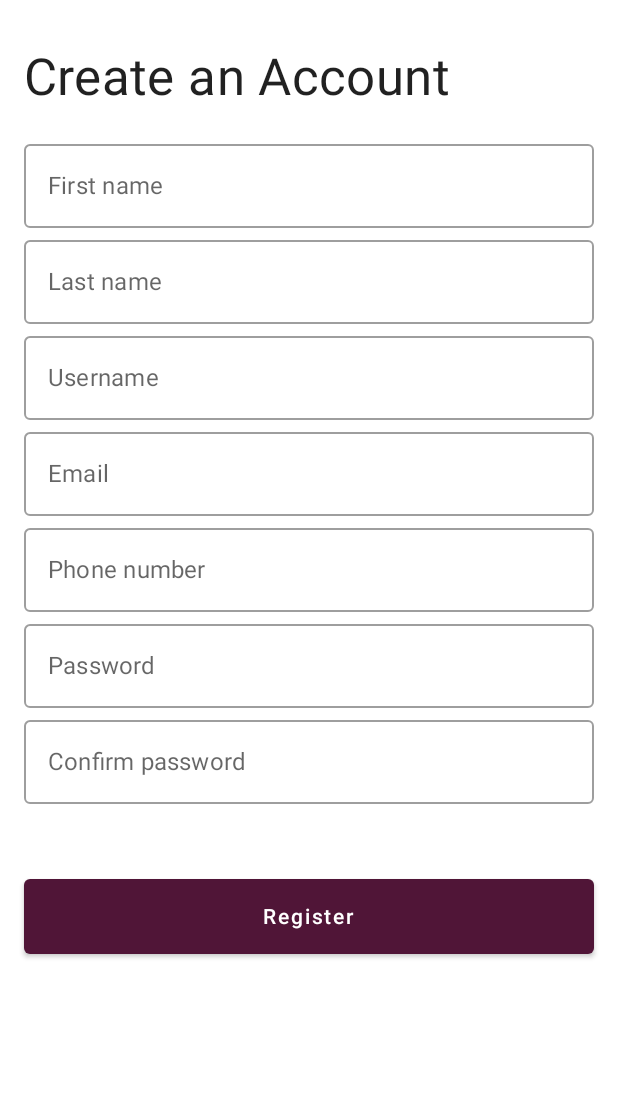
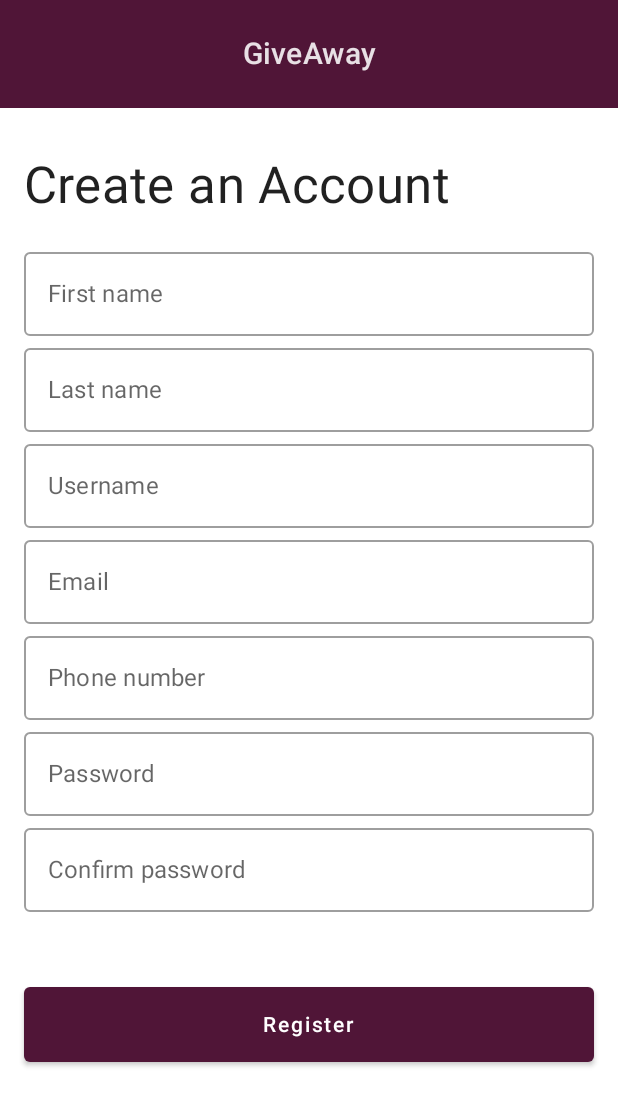
Before and after one commit to AIR-FOI-HR/AIR2226, an Android app built with Jetpack Compose: the screen it shows after launch (MainActivity), after a tap on "Register", on a phone screen of 412 x 824 dp. Shown: the top 1106 px of the screen. Run offline under Robolectric (Android 15) with nearby library versions, the phone set to English and light mode, and no system bars; our stand-ins replace Room's generated code, livedata-compose.

```diff
--- a/Android/app/src/main/java/hr/foi/air/giveaway/MainActivity.kt
+++ b/Android/app/src/main/java/hr/foi/air/giveaway/MainActivity.kt
@@ -1,6 +1,7 @@
 package hr.foi.air.giveaway
 
 import android.os.Bundle
+import android.widget.Toast
 import androidx.activity.ComponentActivity
 import androidx.activity.compose.setContent
 import androidx.compose.foundation.layout.fillMaxSize
@@ -31,14 +32,23 @@ import androidx.compose.runtime.LaunchedEffect
 import androidx.compose.runtime.mutableStateOf
 import androidx.compose.runtime.remember
 import androidx.compose.ui.platform.LocalContext
+import hr.foi.air.giveaway.auth.AuthManager
 import kotlinx.coroutines.CoroutineScope
 import kotlinx.coroutines.Dispatchers
 import kotlinx.coroutines.launch
 
 class MainActivity : ComponentActivity() {
-    private val loginHandlers = listOf(StandardAuthLoginHandler(), MailLoginHandler())
+    lateinit var authManager: AuthManager
     override fun onCreate(savedInstanceState: Bundle?) {
         super.onCreate(savedInstanceState)
+
+        authManager = AuthManager(
+            listOf(
+                StandardAuthLoginHandler(),
+                MailLoginHandler()
+            )
+        )
+
         setContentView(R.layout.activity_main)
 
         CoroutineScope(Dispatchers.IO).launch {
@@ -67,8 +77,9 @@ class MainActivity : ComponentActivity() {
                                     navController.navigate("home/false")
                                 },
                                 onFailedLogin = {
+                                    Toast.makeText(this@MainActivity, "Login failed!", Toast.LENGTH_SHORT).show()
                                 },
-                                loginHandlers = loginHandlers
+                                loginHandlers = authManager.getAvailableLoginHandlers()
                             )
                         }
                         composable("register") {
--- /dev/null
+++ b/Android/app/src/main/java/hr/foi/air/giveaway/auth/AuthManager.kt
@@ -0,0 +1,10 @@
+package hr.foi.air.giveaway.auth
+
+
+import hr.foi.air.core.login.LoginHandler
+
+class AuthManager(private val loginHandlers: List<LoginHandler>) {
+    fun getAvailableLoginHandlers(): List<LoginHandler> {
+        return loginHandlers
+    }
+}
--- a/Android/app/src/main/java/hr/foi/air/giveaway/navigation/components/registration/RegistrationPage.kt
+++ b/Android/app/src/main/java/hr/foi/air/giveaway/navigation/components/registration/RegistrationPage.kt
@@ -1,14 +1,18 @@
 package hr.foi.air.giveaway.navigation.components.registration
 
+import android.annotation.SuppressLint
 import androidx.compose.foundation.layout.Column
 import androidx.compose.foundation.layout.Spacer
 import androidx.compose.foundation.layout.fillMaxSize
+import androidx.compose.foundation.layout.fillMaxWidth
 import androidx.compose.foundation.layout.height
 import androidx.compose.foundation.layout.padding
 import androidx.compose.foundation.rememberScrollState
 import androidx.compose.foundation.text.KeyboardOptions
 import androidx.compose.foundation.verticalScroll
 import androidx.compose.material.MaterialTheme
+import androidx.compose.material.Scaffold
+import androidx.compose.material.Surface
 import androidx.compose.material.Text
 import androidx.compose.runtime.Composable
 import androidx.compose.runtime.getValue
@@ -24,7 +28,9 @@ import androidx.lifecycle.viewmodel.compose.viewModel
 import hr.foi.air.giveaway.ui.components.*
 import hr.foi.air.giveaway.viewmodels.RegistrationViewModel
 import androidx.compose.runtime.livedata.observeAsState
+import androidx.compose.ui.text.style.TextAlign
 
+@SuppressLint("UnusedMaterialScaffoldPaddingParameter")
 @Composable
 fun RegistrationPage(
     viewModel: RegistrationViewModel = viewModel(),
@@ -42,6 +48,20 @@ fun RegistrationPage(
     }
     val errorMessage = viewModel.errorMessage.observeAsState().value ?: ""
 
+    Scaffold(
+        topBar = {
+            Surface(color = MaterialTheme.colors.primaryVariant, modifier = Modifier.fillMaxWidth()) {
+                Text(
+                    text = "GiveAway",
+                    style = MaterialTheme.typography.h6,
+                    modifier = Modifier
+                        .padding(vertical = 24.dp)
+                        .fillMaxWidth(),
+                    textAlign = TextAlign.Center,
+                )
+            }
+        }
+    ) {
         Column(
             modifier = Modifier
                 .fillMaxSize()
@@ -119,6 +139,7 @@ fun RegistrationPage(
             )
         }
     }
+}
 
 @Preview
 @Composable
--- a/Android/app/src/main/java/hr/foi/air/giveaway/viewmodels/LoginViewModel.kt
+++ b/Android/app/src/main/java/hr/foi/air/giveaway/viewmodels/LoginViewModel.kt
@@ -1,6 +1,5 @@
 package hr.foi.air.giveaway.viewmodels
 
-import androidx.lifecycle.LiveData
 import androidx.lifecycle.MutableLiveData
 import androidx.lifecycle.ViewModel
 import hr.foi.air.core.login.LoginHandler
@@ -11,7 +10,6 @@ class LoginViewModel : ViewModel() {
     val identifier: MutableLiveData<String> = MutableLiveData("")
     val password: MutableLiveData<String> = MutableLiveData("")
     private val _errorMessage: MutableLiveData<String> = MutableLiveData("")
-    val errorMessage: LiveData<String> = _errorMessage
 
     fun login(
         loginHandler: LoginHandler,
--- a/Android/core/src/main/java/hr/foi/air/core/login/LoginHandler.kt
+++ b/Android/core/src/main/java/hr/foi/air/core/login/LoginHandler.kt
@@ -2,4 +2,8 @@ package hr.foi.air.core.login
 
 interface LoginHandler {
     fun handleLogin(loginToken: LoginToken, loginListener: LoginOutcomeListener)
+
+    fun generateLoginToken(identifier: String, password: String): LoginToken
+
+    fun getLabel(): String
 }
--- a/Android/core/src/main/java/hr/foi/air/core/login/LoginOutcomeListener.kt
+++ b/Android/core/src/main/java/hr/foi/air/core/login/LoginOutcomeListener.kt
@@ -1,6 +1,6 @@
 package hr.foi.air.core.login
 
 interface LoginOutcomeListener {
-    fun onSuccessfulLogin(username: String)
+    fun onSuccessfulLogin(identifier: String)
     fun onFailedLogin(reason: String)
 }
--- a/Android/entities/src/main/java/hr/foi/air/entities/MockDataLoader.kt
+++ b/Android/entities/src/main/java/hr/foi/air/entities/MockDataLoader.kt
@@ -13,7 +13,8 @@ object MockDataLoader {
 
     private val dataList: MutableList<RegistrationBody> = mutableListOf(
         RegistrationBody("Nikola", "Biskup", "nbiskup", "nbiskup@foi.hr", "0996943383","12345678"),
-        RegistrationBody("Pero", "Kos", "pkos", "pkos@foi.hr", "09172552552", "12345678")
+        RegistrationBody("Pero", "Kos", "pkos", "pkos@foi.hr", "09172552552", "12345678"),
+        RegistrationBody("Pero", "Kos", "pkos", "pkos@gmail.com", "09172552552", "12345678")
     )
 
     fun addData(registrationData: RegistrationBody): Int {
--- a/Android/mail_login/src/main/java/hr/foi/air/mail_login/MailLoginHandler.kt
+++ b/Android/mail_login/src/main/java/hr/foi/air/mail_login/MailLoginHandler.kt
@@ -27,4 +27,10 @@ class MailLoginHandler : LoginHandler {
         }
 
     }
+
+    override fun generateLoginToken(identifier: String, password: String): LoginToken {
+        return MailLoginToken(identifier, password)
+    }
+
+    override fun getLabel(): String = "Email"
 }
--- a/Android/standard_auth_login/src/main/java/hr/foi/air/standard_auth_login/StandardAuthLoginHandler.kt
+++ b/Android/standard_auth_login/src/main/java/hr/foi/air/standard_auth_login/StandardAuthLoginHandler.kt
@@ -26,4 +26,10 @@ class StandardAuthLoginHandler : LoginHandler{
             loginListener.onFailedLogin("Wrong login for username!")
         }
     }
+
+    override fun generateLoginToken(identifier: String, password: String): LoginToken {
+        return StandardAuthLoginToken(identifier, password)
+    }
+
+    override fun getLabel(): String = "Standard"
 }
```
Also changed, not shown: Android/app/src/main/java/hr/foi/air/giveaway/navigation/components/HomePage.kt (+18 -0 lines), Android/app/src/main/java/hr/foi/air/giveaway/navigation/components/login/LoginPage.kt (+48 -55 lines), Android/app/src/main/java/hr/foi/air/giveaway/navigation/components/registration/PostRegistration.kt (+21 -0 lines). Lines whose indentation alone changed are shown as unchanged.
